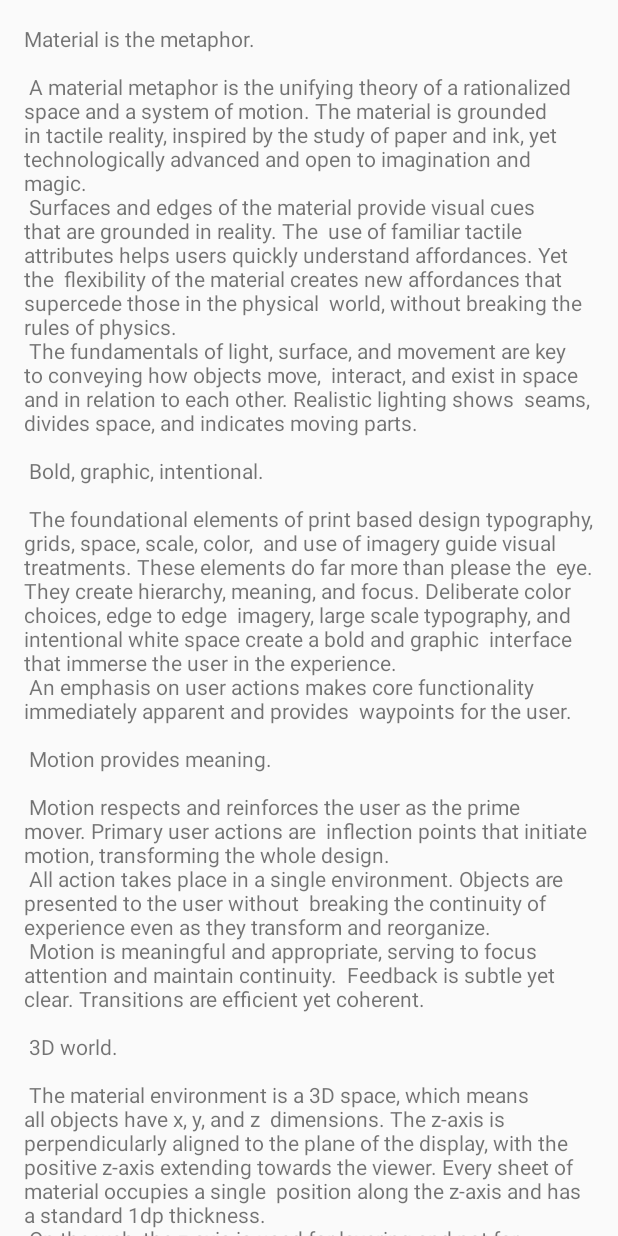
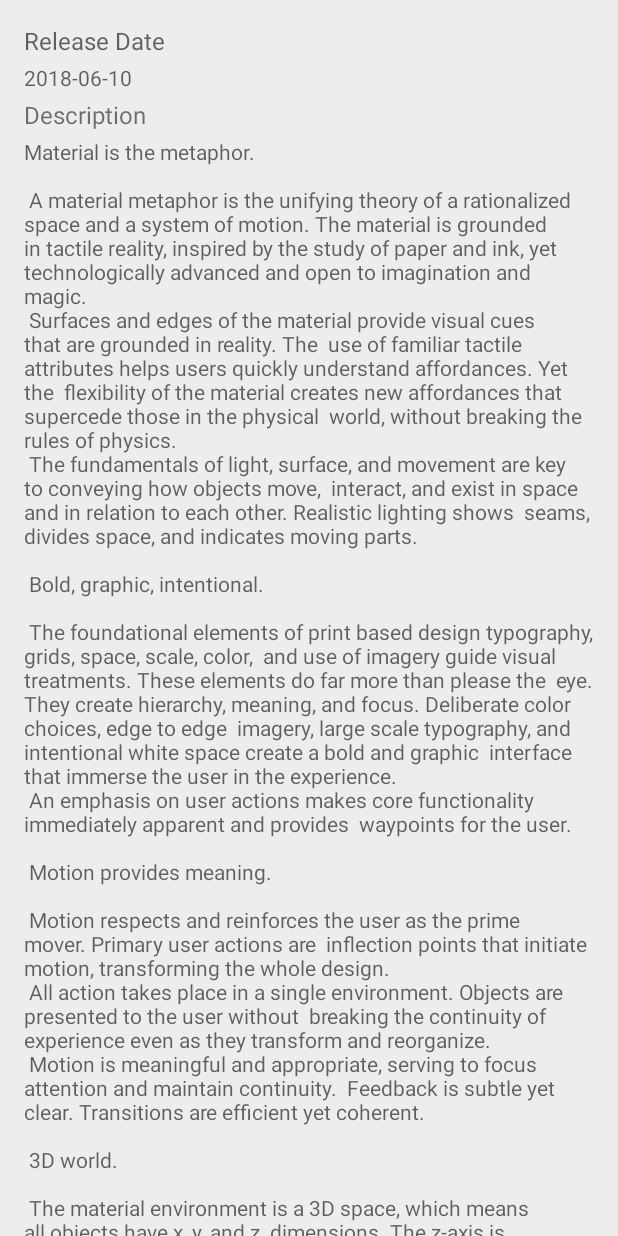
Before and after one commit to FazalHussain/MovieDemo, an Android app: the layout content_details.xml on its own in the app's theme, with its tools: preview values and no code run, on a phone screen of 412 x 824 dp. Run offline under Robolectric (Android 15) with nearby library versions, the phone set to English and light mode, and no system bars.

Commit message:
Implement Movie Basic Details

```diff
--- a/app/src/main/java/com/example/fazal/moviedemo/constants/Constants.kt
+++ b/app/src/main/java/com/example/fazal/moviedemo/constants/Constants.kt
@@ -11,4 +11,6 @@ object Constants {
     @JvmField
     val MAX_YEAR_FILTER: String? = "MAX_YEAR_FILTER"
 
+    @JvmField
+    val MOVIE_DATA: String? = "MOVIE_DATA"
 }
--- a/app/src/main/java/com/example/fazal/moviedemo/ui/activities/MainActivity.kt
+++ b/app/src/main/java/com/example/fazal/moviedemo/ui/activities/MainActivity.kt
@@ -65,8 +65,4 @@ class MainActivity : AppCompatActivity() {
     fun setToolbarTitle(title: String) {
         supportActionBar?.title = title
     }
-
-    fun hideMenuItem(position: Int) {
-
-    }
 }
--- a/app/src/main/java/com/example/fazal/moviedemo/ui/fragments/MovieDisplayFragment.java
+++ b/app/src/main/java/com/example/fazal/moviedemo/ui/fragments/MovieDisplayFragment.java
@@ -95,6 +95,7 @@ public class MovieDisplayFragment extends Fragment {
             @Override
             public void onItemClick(int position) {
                 Intent intent = new Intent(mCurrentActivity, DetailsActivity.class);
+                intent.putExtra(Constants.MOVIE_DATA, list.get(position));
                 startActivity(intent);
             }
         });
--- a/app/src/main/res/layout/content_details.xml
+++ b/app/src/main/res/layout/content_details.xml
@@ -4,14 +4,50 @@
     xmlns:tools="http://schemas.android.com/tools"
     android:layout_width="match_parent"
     android:layout_height="match_parent"
+    android:background="@color/black_dim"
     app:layout_behavior="@string/appbar_scrolling_view_behavior"
     tools:context=".ui.activities.DetailsActivity"
     tools:showIn="@layout/activity_details2">
 
-    <TextView
-        android:layout_width="wrap_content"
-        android:layout_height="wrap_content"
+    <LinearLayout
         android:layout_margin="@dimen/text_margin"
-        android:text="@string/large_text" />
+        android:orientation="vertical"
+        android:layout_width="match_parent"
+        android:layout_height="wrap_content">
+
+        <android.support.v7.widget.AppCompatTextView
+            android:layout_width="wrap_content"
+            android:layout_height="wrap_content"
+            android:textColor="@color/black_opacity"
+            android:textSize="16dp"
+            android:text="Release Date"/>
+
+        <android.support.v7.widget.AppCompatTextView
+            android:id="@+id/tvRelDate"
+            android:layout_marginTop="4dp"
+            android:layout_width="wrap_content"
+            android:layout_height="wrap_content"
+            android:textColor="@color/black_opacity"
+            android:text="2018-06-10"/>
+
+        <android.support.v7.widget.AppCompatTextView
+            android:layout_marginTop="4dp"
+            android:layout_width="wrap_content"
+            android:layout_height="wrap_content"
+            android:textSize="16dp"
+            android:text="Description"/>
+
+        <android.support.v7.widget.AppCompatTextView
+            android:layout_marginTop="4dp"
+            android:textColor="@color/black_opacity"
+            android:id="@+id/tvOverview"
+            android:layout_width="wrap_content"
+            android:layout_height="wrap_content"
+            tools:text="@string/large_text" />
+
+
+    </LinearLayout>
+
+
 
 </android.support.v4.widget.NestedScrollView>
--- a/app/src/main/res/values/colors.xml
+++ b/app/src/main/res/values/colors.xml
@@ -4,4 +4,5 @@
     <color name="colorPrimaryDark">#00574B</color>
     <color name="colorAccent">#D81B60</color>
     <color name="black_opacity">#99000000</color>
+    <color name="black_dim">#0D000000</color>
 </resources>
--- a/build.gradle
+++ b/build.gradle
@@ -6,6 +6,7 @@ buildscript {
     repositories {
         google()
         jcenter()
+        maven { url "https://jitpack.io" }
     }
     dependencies {
         classpath 'com.android.tools.build:gradle:3.2.1'
```
Also changed, not shown: app/build.gradle (+11 -1 lines), app/src/main/java/com/example/fazal/moviedemo/models/data/MovieData.kt (+52 -8 lines), app/src/main/java/com/example/fazal/moviedemo/ui/activities/DetailsActivity.kt (+28 -0 lines), app/src/main/res/layout/activity_details2.xml (+23 -8 lines).
